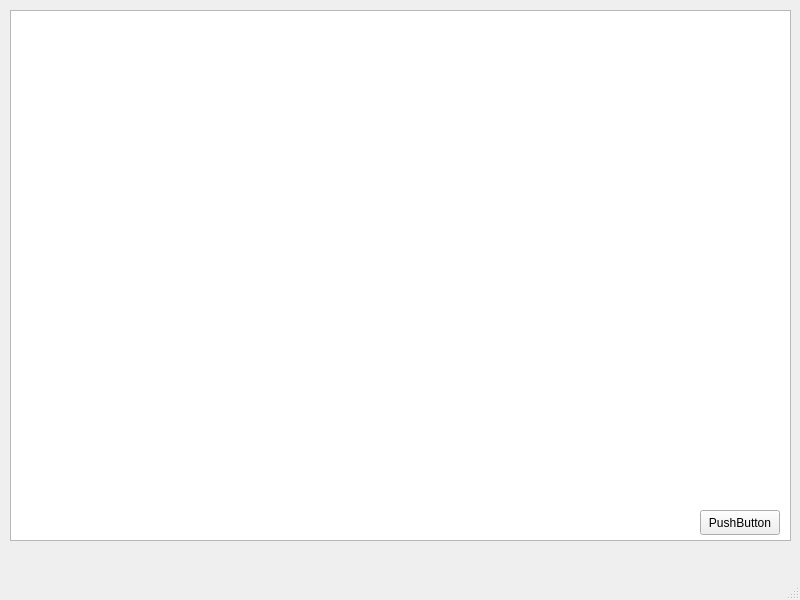
Qt form mainwindow.ui (LeonidVolohov/JSONEditor) before a commit.
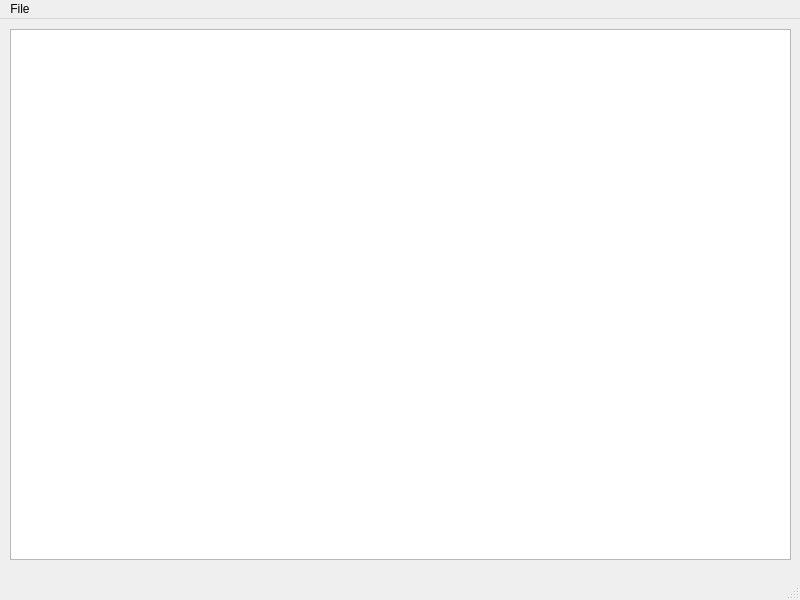
The same form after that commit.

Commit message: QTreeView:  - added QMenuBar with 4 actions:   - open file dialog with .json files   - save updated json to local file   - refresh according to .json file   - quit from the application

```diff
--- a/mainwindow.ui
+++ b/mainwindow.ui
@@ -24,19 +24,6 @@
      </rect>
     </property>
    </widget>
-   <widget class="QPushButton" name="pushButton">
-    <property name="geometry">
-     <rect>
-      <x>700</x>
-      <y>510</y>
-      <width>80</width>
-      <height>25</height>
-     </rect>
-    </property>
-    <property name="text">
-     <string>PushButton</string>
-    </property>
-   </widget>
   </widget>
   <widget class="QMenuBar" name="menubar">
    <property name="geometry">
@@ -47,6 +34,20 @@
      <height>22</height>
     </rect>
    </property>
+   <widget class="QMenu" name="menuFile">
+    <property name="title">
+     <string>File</string>
+    </property>
+    <addaction name="actionOpen"/>
+    <addaction name="separator"/>
+    <addaction name="actionSave"/>
+    <addaction name="separator"/>
+    <addaction name="actionRefresh"/>
+    <addaction name="separator"/>
+    <addaction name="actionClose"/>
+    <addaction name="separator"/>
+   </widget>
+   <addaction name="menuFile"/>
   </widget>
   <widget class="QStatusBar" name="statusbar"/>
  </widget>
```
Left out of the diff: 22 changed lines with no effect on the pictures. The commit also changes 2 other files.
